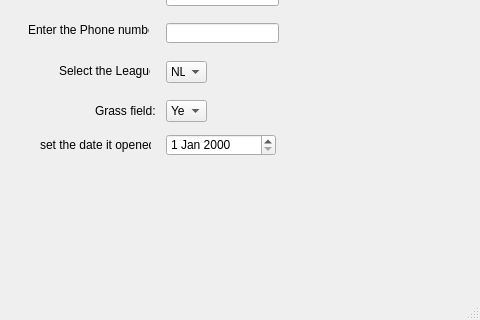
Old version of the form Stadium_Trip/mainwindow.ui in the repository trucnguyen76/CS1D---Project-2; both pictures show x 163 to 643 and y 185 to 505 of the 643 by 505 pixel window.
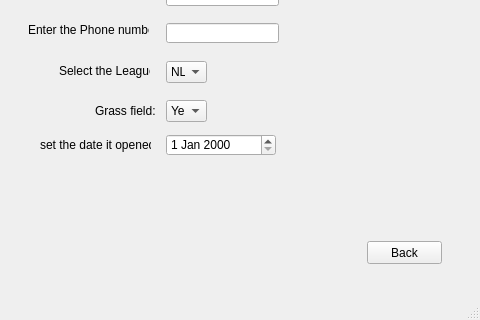
New version of the form. The open tabs and pages were chosen to show the change.

```diff
--- a/Stadium_Trip/mainwindow.ui
+++ b/Stadium_Trip/mainwindow.ui
@@ -536,6 +536,19 @@
        </property>
       </item>
      </widget>
+     <widget class="QPushButton" name="pushButton_10">
+      <property name="geometry">
+       <rect>
+        <x>530</x>
+        <y>410</y>
+        <width>75</width>
+        <height>23</height>
+       </rect>
+      </property>
+      <property name="text">
+       <string>Back</string>
+      </property>
+     </widget>
     </widget>
     <widget class="QWidget" name="modifyStadiumPage">
      <widget class="QPushButton" name="modifyStadiumBtn">
```
Left out of the diff: 4 changed lines with no effect on the pictures.
